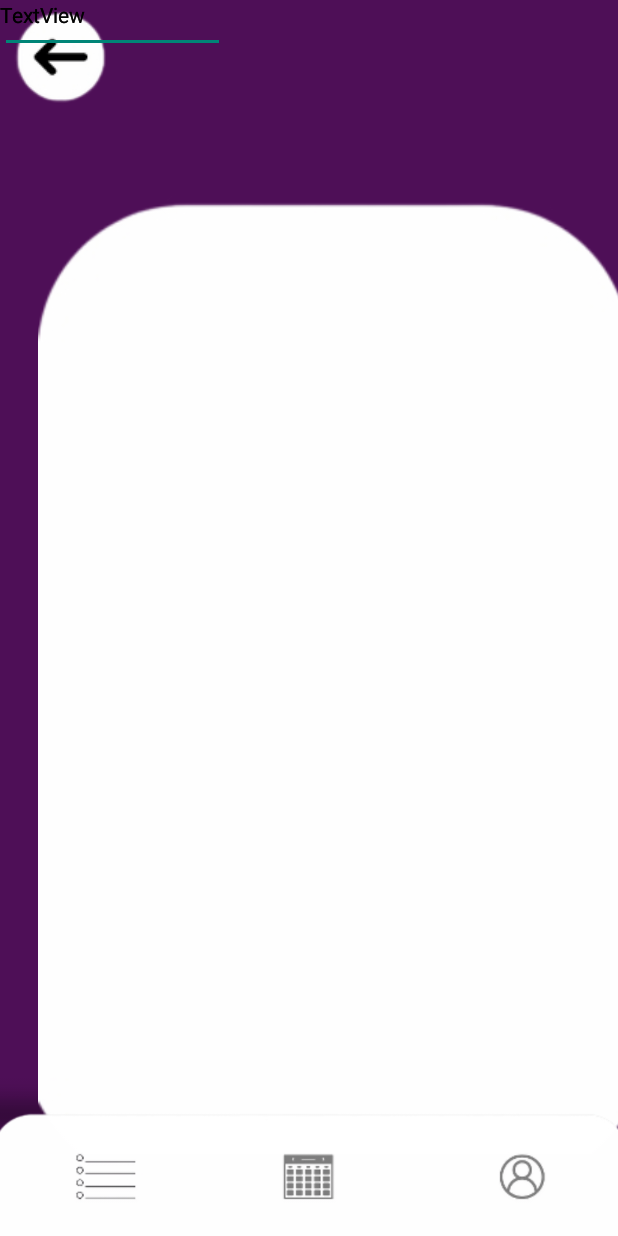
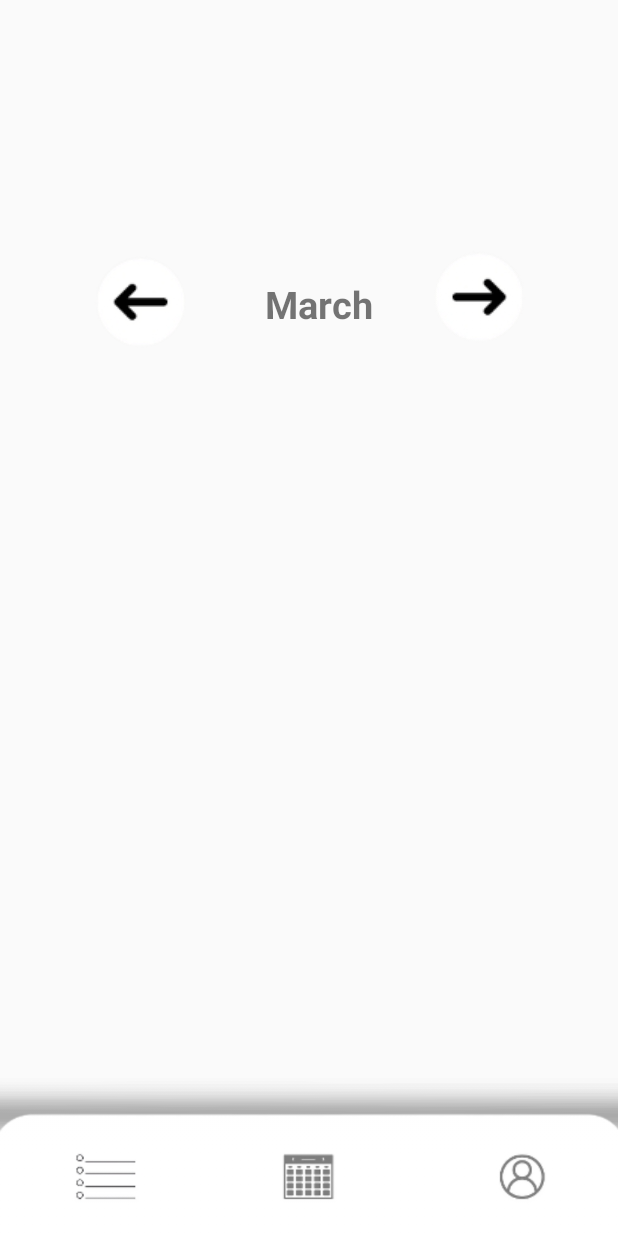
Before and after one commit to gomeyyy/ReMine, an Android app: the MasterTimetable screen opened directly, with no data from a screen before it, on a phone screen of 412 x 824 dp. Run offline under Robolectric (Android 15) with nearby library versions, the phone set to English and light mode, and no system bars.

Commit message:
readjust timetable

```diff
--- a/app/src/main/AndroidManifest.xml
+++ b/app/src/main/AndroidManifest.xml
@@ -1,6 +1,6 @@
 <?xml version="1.0" encoding="utf-8"?>
 <manifest xmlns:android="http://schemas.android.com/apk/res/android"
-    xmlns:tools="http://schemas.android.com/tools" >
+    xmlns:tools="http://schemas.android.com/tools">
 
     <application
         android:allowBackup="true"
@@ -11,7 +11,10 @@
         android:roundIcon="@mipmap/ic_launcher_round"
         android:supportsRtl="true"
         android:theme="@style/Theme.ReMine"
-        tools:targetApi="31" >
+        tools:targetApi="31">
+        <activity
+            android:name=".master_timetable_second_tryail"
+            android:exported="false" />
         <activity
             android:name=".ui.MasterTimetable"
             android:exported="false" />
@@ -26,7 +29,7 @@
             android:exported="true" />
         <activity
             android:name=".ui.LoginActivity"
-            android:exported="true" >
+            android:exported="true">
             <intent-filter>
                 <action android:name="android.intent.action.MAIN" />
 
--- a/app/src/main/res/layout/activity_master_timetable.xml
+++ b/app/src/main/res/layout/activity_master_timetable.xml
@@ -5,7 +5,7 @@
     android:id="@+id/main"
     android:layout_width="match_parent"
     android:layout_height="match_parent"
-    android:background="#4E0F57"
+    android:orientation="vertical"
     tools:context=".ui.MasterTimetable">
 
 
@@ -13,9 +13,23 @@
         android:id="@+id/imageView10"
         android:layout_width="wrap_content"
         android:layout_height="wrap_content"
-        app:srcCompat="@drawable/arrowbutton"
-        tools:layout_editor_absoluteX="53dp"
-        tools:layout_editor_absoluteY="155dp" />
+        android:layout_marginStart="53dp"
+        android:layout_marginTop="163dp"
+        android:onClick="previousmonthAction"
+        app:layout_constraintStart_toStartOf="parent"
+        app:layout_constraintTop_toTopOf="parent"
+        app:srcCompat="@drawable/arrowbutton" />
+
+    <ImageView
+        android:id="@+id/imageView6"
+        android:layout_width="wrap_content"
+        android:layout_height="wrap_content"
+        android:layout_marginTop="160dp"
+        android:layout_marginEnd="52dp"
+        android:rotationY="180"
+        app:layout_constraintEnd_toEndOf="parent"
+        app:layout_constraintTop_toTopOf="parent"
+        app:srcCompat="@drawable/arrowbutton" />
 
     <ImageView
         android:id="@+id/imageView9"
@@ -44,64 +58,16 @@
         app:srcCompat="@drawable/shadow"
         tools:ignore="ContentDescription" />
 
-    <ImageView
-        android:id="@+id/imageView6"
-        android:layout_width="413dp"
-        android:layout_height="765dp"
-        android:layout_marginStart="16dp"
-        android:layout_marginTop="4dp"
-        android:gravity="center"
-        app:layout_constraintStart_toStartOf="parent"
-        app:layout_constraintTop_toTopOf="parent"
-        app:srcCompat="@drawable/mainmenu_background_putih" />
-
-    <EditText
-        android:id="@+id/editTextDate"
-        android:layout_width="150dp"
-        android:layout_height="35dp"
-        android:ems="10"
-        android:inputType="date"
-        tools:layout_editor_absoluteX="128dp"
-        tools:layout_editor_absoluteY="180dp" />
-
     <TextView
-        android:id="@+id/textView4"
-        android:layout_width="wrap_content"
+        android:layout_width="0dp"
         android:layout_height="wrap_content"
-        android:text="TextView"
-        tools:layout_editor_absoluteX="27dp"
-        tools:layout_editor_absoluteY="240dp" />
-
-    <TextView
-        android:id="@+id/textView5"
-        android:layout_width="wrap_content"
-        android:layout_height="wrap_content"
-        android:text="TextView"
-        tools:layout_editor_absoluteX="95dp"
-        tools:layout_editor_absoluteY="240dp" />
-
-    <TextView
-        android:id="@+id/textView6"
-        android:layout_width="wrap_content"
-        android:layout_height="wrap_content"
-        android:text="TextView"
-        tools:layout_editor_absoluteX="165dp"
-        tools:layout_editor_absoluteY="240dp" />
-
-    <TextView
-        android:id="@+id/textView7"
-        android:layout_width="wrap_content"
-        android:layout_height="wrap_content"
-        android:text="TextView"
-        tools:layout_editor_absoluteX="235dp"
-        tools:layout_editor_absoluteY="240dp" />
-
-    <TextView
-        android:id="@+id/textView8"
-        android:layout_width="wrap_content"
-        android:layout_height="wrap_content"
-        android:text="TextView"
-        tools:layout_editor_absoluteX="305dp"
-        tools:layout_editor_absoluteY="240dp" />
+        android:layout_marginStart="48dp"
+        android:layout_marginTop="185dp"
+        android:layout_weight="2"
+        android:text="March"
+        android:textSize="25dp"
+        android:textStyle="bold"
+        app:layout_constraintStart_toEndOf="@+id/imageView10"
+        app:layout_constraintTop_toTopOf="parent" />
 
 </androidx.constraintlayout.widget.ConstraintLayout>
```
